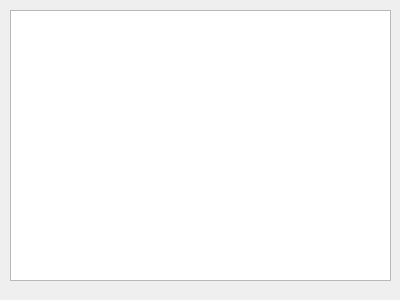
Above: resultwidget.ui from vince7839/GmsAutoTool before the change. Below: the same form after it.
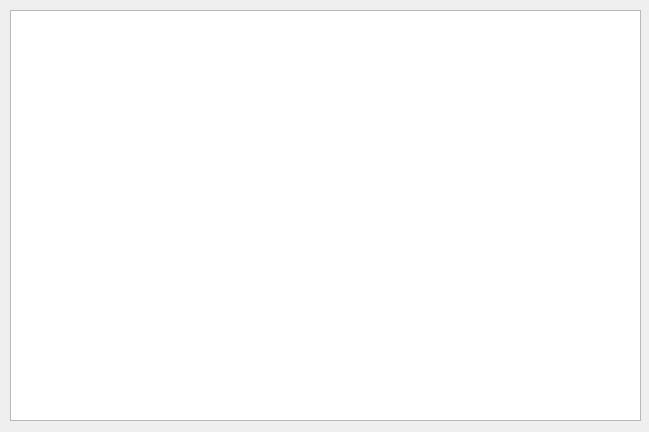
That is the form after the change.

```diff
--- a/resultwidget.ui
+++ b/resultwidget.ui
@@ -6,8 +6,8 @@
    <rect>
     <x>0</x>
     <y>0</y>
-    <width>400</width>
-    <height>300</height>
+    <width>649</width>
+    <height>432</height>
    </rect>
   </property>
   <property name="windowTitle">
@@ -18,8 +18,8 @@
     <rect>
      <x>10</x>
      <y>10</y>
-     <width>381</width>
-     <height>271</height>
+     <width>631</width>
+     <height>411</height>
     </rect>
    </property>
   </widget>
```
